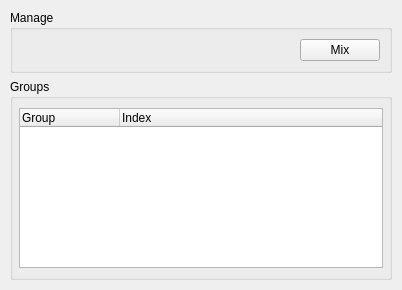
This is src/VMTD/VMTD/engine/VMTDEngineForm.ui in ekushko/qt-vxlan-mtd-old as Qt 5 draws it before an edit. The edited form follows.
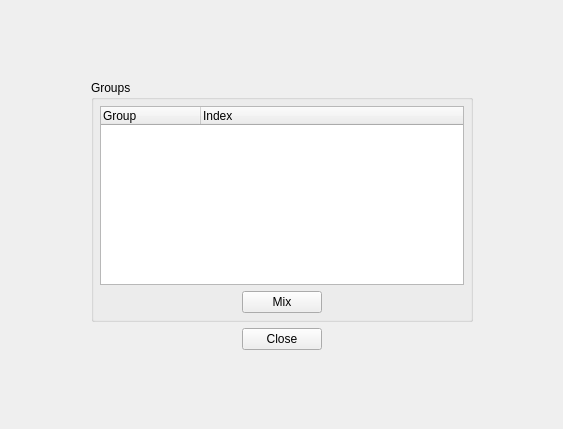
This is the edited form. Icons and pictures are not drawn.

Patch:
```diff
--- a/src/VMTD/VMTD/engine/VMTDEngineForm.ui
+++ b/src/VMTD/VMTD/engine/VMTDEngineForm.ui
@@ -6,8 +6,8 @@
    <rect>
     <x>0</x>
     <y>0</y>
-    <width>402</width>
-    <height>290</height>
+    <width>563</width>
+    <height>429</height>
    </rect>
   </property>
   <property name="windowTitle">
@@ -91,35 +91,6 @@
         <property name="bottomMargin">
          <number>9</number>
         </property>
-        <item>
-         <widget class="QGroupBox" name="gbManage">
-          <property name="title">
-           <string>Manage</string>
-          </property>
-          <layout class="QHBoxLayout" name="horizontalLayout">
-           <item>
-            <spacer name="_1">
-             <property name="orientation">
-              <enum>Qt::Horizontal</enum>
-             </property>
-             <property name="sizeHint" stdset="0">
-              <size>
-               <width>40</width>
-               <height>20</height>
-              </size>
-             </property>
-            </spacer>
-           </item>
-           <item>
-            <widget class="QPushButton" name="pbMix">
-             <property name="text">
-              <string>Mix</string>
-             </property>
-            </widget>
-           </item>
-          </layout>
-         </widget>
-        </item>
         <item>
          <widget class="QGroupBox" name="gbGroups">
           <property name="title">
@@ -140,6 +111,12 @@
            </property>
            <item>
             <widget class="QTreeWidget" name="trwGroups">
+             <property name="sizePolicy">
+              <sizepolicy hsizetype="Expanding" vsizetype="Expanding">
+               <horstretch>0</horstretch>
+               <verstretch>1</verstretch>
+              </sizepolicy>
+             </property>
              <property name="minimumSize">
               <size>
                <width>0</width>
@@ -149,7 +126,7 @@
              <property name="maximumSize">
               <size>
                <width>16777215</width>
-               <height>160</height>
+               <height>16777215</height>
               </size>
              </property>
              <column>
@@ -164,9 +141,89 @@
              </column>
             </widget>
            </item>
+           <item>
+            <layout class="QHBoxLayout" name="horizontalLayout_3">
+             <property name="topMargin">
+              <number>0</number>
+             </property>
+             <item>
+              <spacer name="_1">
+               <property name="orientation">
+                <enum>Qt::Horizontal</enum>
+               </property>
+               <property name="sizeHint" stdset="0">
+                <size>
+                 <width>40</width>
+                 <height>20</height>
+                </size>
+               </property>
+              </spacer>
+             </item>
+             <item>
+              <widget class="QPushButton" name="pbMix">
+               <property name="text">
+                <string>Mix</string>
+               </property>
+              </widget>
+             </item>
+             <item>
+              <spacer name="_8">
+               <property name="orientation">
+                <enum>Qt::Horizontal</enum>
+               </property>
+               <property name="sizeHint" stdset="0">
+                <size>
+                 <width>40</width>
+                 <height>20</height>
+                </size>
+               </property>
+              </spacer>
+             </item>
+            </layout>
+           </item>
           </layout>
          </widget>
         </item>
+        <item>
+         <layout class="QHBoxLayout" name="hl_1">
+          <property name="topMargin">
+           <number>0</number>
+          </property>
+          <item>
+           <spacer name="_6">
+            <property name="orientation">
+             <enum>Qt::Horizontal</enum>
+            </property>
+            <property name="sizeHint" stdset="0">
+             <size>
+              <width>40</width>
+              <height>20</height>
+             </size>
+            </property>
+           </spacer>
+          </item>
+          <item>
+           <widget class="QPushButton" name="pbClose">
+            <property name="text">
+             <string>Close</string>
+            </property>
+           </widget>
+          </item>
+          <item>
+           <spacer name="_7">
+            <property name="orientation">
+             <enum>Qt::Horizontal</enum>
+            </property>
+            <property name="sizeHint" stdset="0">
+             <size>
+              <width>40</width>
+              <height>20</height>
+             </size>
+            </property>
+           </spacer>
+          </item>
+         </layout>
+        </item>
        </layout>
       </widget>
      </item>
```
